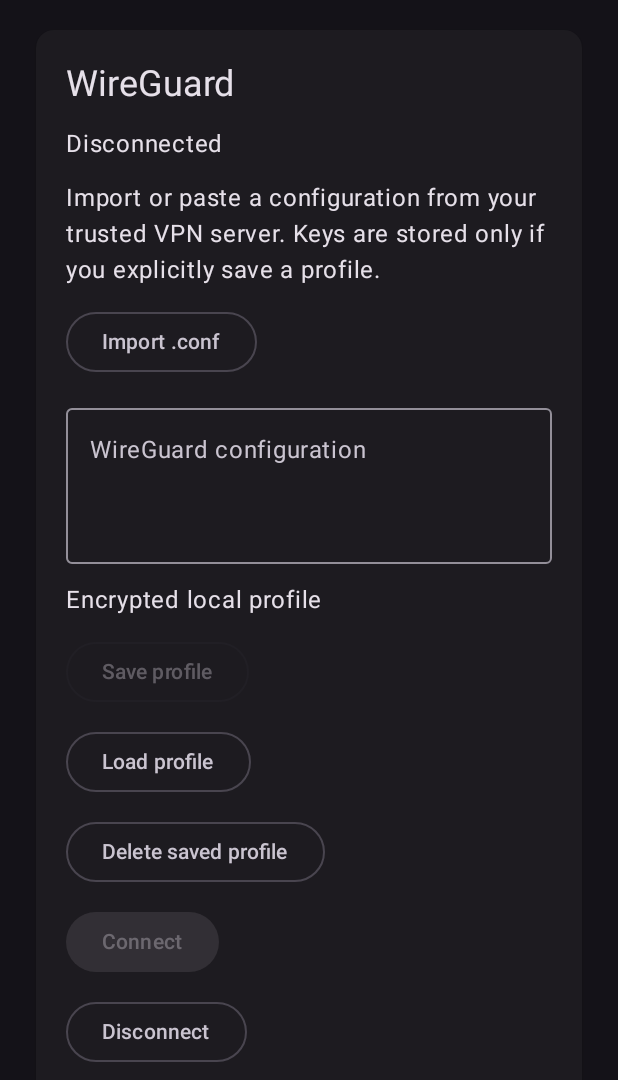
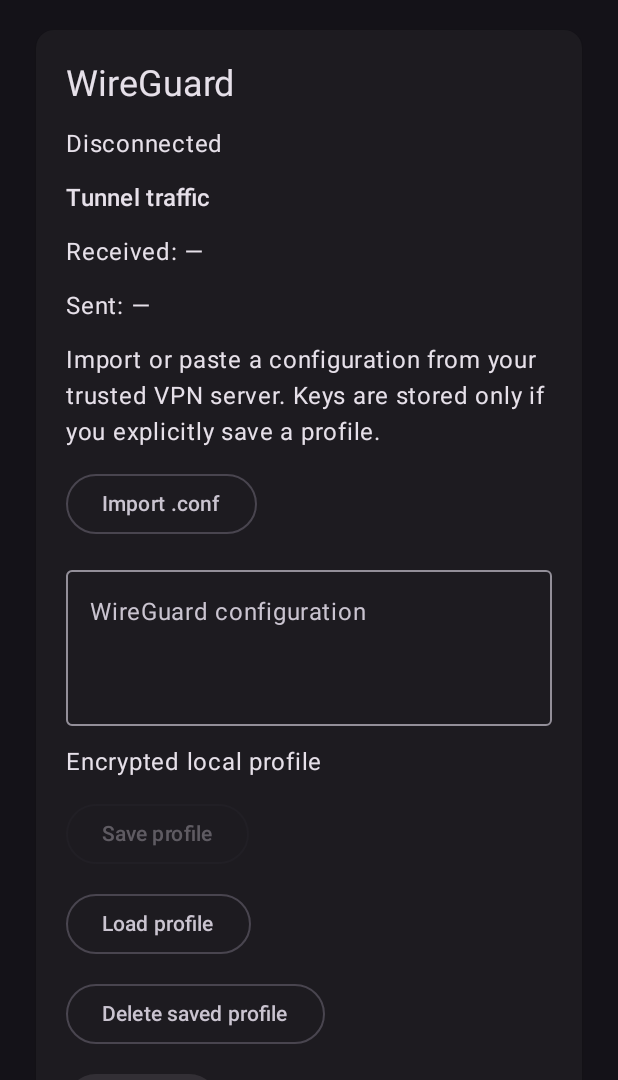
Before and after one commit to germany95reg-boop/KEBRIO-Freedom-Network-KFN, an Android app built with Jetpack Compose: the screen it shows after launch (MainActivity), on a phone screen of 412 x 824 dp, the part 156-1236 px from its top. Run offline under Robolectric (Android 15) with nearby library versions, the phone set to English and light mode, and no system bars; libraries missing offline, so code that uses them is left out: com.wireguard.android, com.wireguard.config; 1 statement that could not run was skipped.

Commit message:
Expose WireGuard backend traffic counters in Android UI

```diff
--- a/app/build.gradle.kts
+++ b/app/build.gradle.kts
@@ -6,7 +6,7 @@ plugins {
 android {
  namespace = "com.kebrio.kfn"
  compileSdk = 35
- defaultConfig { applicationId = "com.kebrio.kfn"; minSdk = 26; targetSdk = 35; versionCode = 5; versionName = "0.2.2" }
+ defaultConfig { applicationId = "com.kebrio.kfn"; minSdk = 26; targetSdk = 35; versionCode = 6; versionName = "0.2.3" }
  buildFeatures { compose = true }
  compileOptions { sourceCompatibility = JavaVersion.VERSION_17; targetCompatibility = JavaVersion.VERSION_17 }
  kotlinOptions { jvmTarget = "17" }
--- a/app/src/main/java/com/kebrio/kfn/MainActivity.kt
+++ b/app/src/main/java/com/kebrio/kfn/MainActivity.kt
@@ -75,6 +75,7 @@ class MainActivity : ComponentActivity() {
      }
     }
     val status by controller.status.collectAsState()
+    val traffic by controller.traffic.collectAsState()
     val launcher = rememberLauncherForActivityResult(ActivityResultContracts.StartActivityForResult()) {
      if (VpnService.prepare(this@MainActivity) == null && config.isNotBlank()) {
       controller.connect(config); config = ""
@@ -88,6 +89,9 @@ class MainActivity : ComponentActivity() {
        Column(Modifier.padding(20.dp), verticalArrangement = Arrangement.spacedBy(12.dp)) {
         Text("WireGuard", style = MaterialTheme.typography.headlineSmall)
         Text(status)
+        Text("Tunnel traffic", style = MaterialTheme.typography.titleMedium)
+        Text("Received: " + (traffic?.received?.let { android.text.format.Formatter.formatShortFileSize(this@MainActivity, it) } ?: "—"))
+        Text("Sent: " + (traffic?.sent?.let { android.text.format.Formatter.formatShortFileSize(this@MainActivity, it) } ?: "—"))
         Text("Import or paste a configuration from your trusted VPN server. Keys are stored only if you explicitly save a profile.")
         OutlinedButton(onClick = { filePicker.launch(arrayOf("*/*")) }) { Text("Import .conf") }
         if (importError.isNotEmpty()) Text(importError, color = MaterialTheme.colorScheme.error)
@@ -131,7 +135,7 @@ class MainActivity : ComponentActivity() {
         OutlinedButton(onClick = { network = checkNetwork() }) { Text("Refresh") }
        }
       }
-      Text("Development build · 0.2.2")
+      Text("Development build · 0.2.3")
      }
     }
    }
--- a/app/src/main/java/com/kebrio/kfn/core/WireGuardController.kt
+++ b/app/src/main/java/com/kebrio/kfn/core/WireGuardController.kt
@@ -14,12 +14,33 @@ class WireGuardController private constructor(context: Context) {
  private val backend = GoBackend(context.applicationContext)
  private val scope = CoroutineScope(SupervisorJob() + Dispatchers.IO)
  private val lock = Mutex()
+ data class Traffic(val received: Long, val sent: Long)
+ private val _traffic = MutableStateFlow<Traffic?>(null)
+ val traffic = _traffic.asStateFlow()
  private val _status = MutableStateFlow("Disconnected")
  val status = _status.asStateFlow()
  private val tunnel = object : Tunnel {
   override fun getName() = "kfn"
   override fun onStateChange(newState: Tunnel.State) {
    _status.value = if (newState == Tunnel.State.UP) "Tunnel up — remote handshake not verified" else "Disconnected"
+  }
+ }
+ init {
+  scope.launch {
+   while (isActive) {
+    lock.withLock {
+     try {
+      _traffic.value = if (backend.getState(tunnel) == Tunnel.State.UP) {
+       val stats = backend.getStatistics(tunnel)
+       Traffic(stats.totalRx(), stats.totalTx())
+      } else null
+     } catch (e: Exception) {
+      if (e is CancellationException) throw e
+      _traffic.value = null
+     }
+    }
+    delay(2000)
+   }
   }
  }
  fun connect(raw: String) {
@@ -41,6 +62,7 @@ class WireGuardController private constructor(context: Context) {
   scope.launch { lock.withLock {
    try {
     backend.setState(tunnel, Tunnel.State.DOWN, null)
+    _traffic.value = null
     _status.value = "Disconnected"
    } catch (e: Exception) {
     if (e is CancellationException) throw e
```
